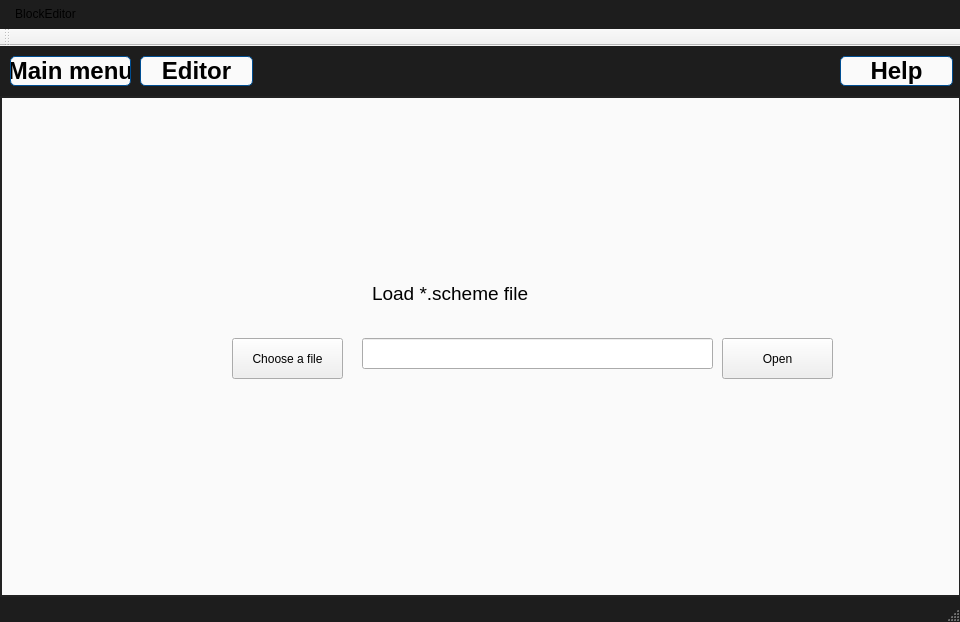
First picture: the form in src/mainwindow.ui, repository andrejnano/ICP-BlockEditor, before the edit.
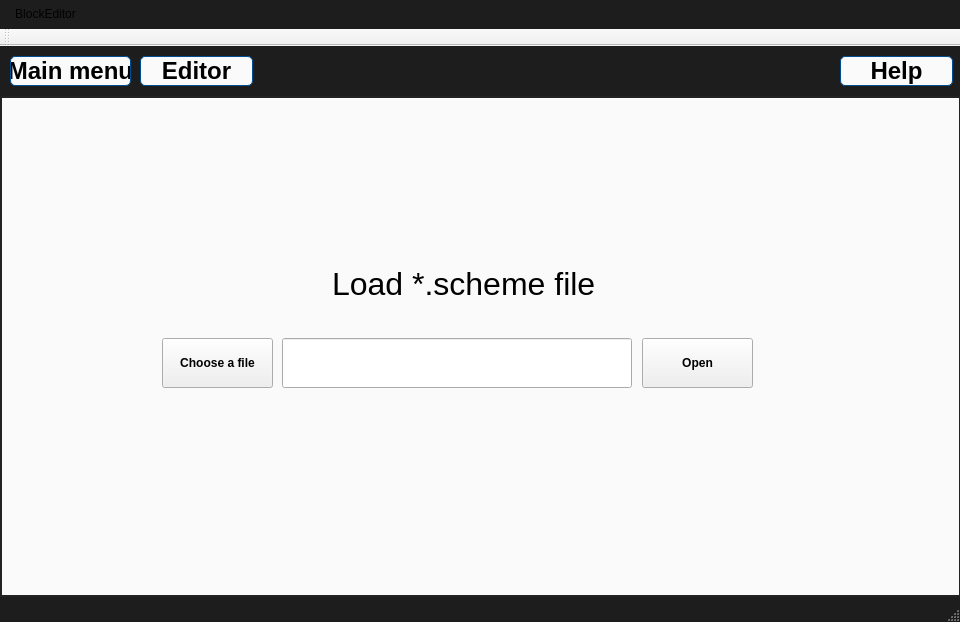
Second picture: the form after the edit. The open tabs and pages were chosen to show the change.

What changed in the file:
```diff
--- a/src/mainwindow.ui
+++ b/src/mainwindow.ui
@@ -380,8 +380,8 @@
      <widget class="QLabel" name="label_2">
       <property name="geometry">
        <rect>
-        <x>370</x>
-        <y>170</y>
+        <x>330</x>
+        <y>160</y>
         <width>371</width>
         <height>51</height>
        </rect>
@@ -389,7 +389,7 @@
       <property name="font">
        <font>
         <family>Arial</family>
-        <pointsize>14</pointsize>
+        <pointsize>24</pointsize>
        </font>
       </property>
       <property name="text">
@@ -399,10 +399,10 @@
      <widget class="QPushButton" name="load_file_btn">
       <property name="geometry">
        <rect>
-        <x>230</x>
+        <x>160</x>
         <y>240</y>
         <width>111</width>
-        <height>41</height>
+        <height>50</height>
        </rect>
       </property>
       <property name="sizePolicy">
@@ -411,6 +411,13 @@
         <verstretch>0</verstretch>
        </sizepolicy>
       </property>
+      <property name="font">
+       <font>
+        <family>Helvetica</family>
+        <weight>75</weight>
+        <bold>true</bold>
+       </font>
+      </property>
       <property name="text">
        <string>Choose a file</string>
       </property>
@@ -418,10 +425,10 @@
      <widget class="QLineEdit" name="lineEdit">
       <property name="geometry">
        <rect>
-        <x>360</x>
+        <x>280</x>
         <y>240</y>
-        <width>351</width>
-        <height>31</height>
+        <width>350</width>
+        <height>50</height>
        </rect>
       </property>
       <property name="sizePolicy">
@@ -438,14 +445,17 @@
       <property name="text">
        <string/>
       </property>
+      <property name="alignment">
+       <set>Qt::AlignLeading|Qt::AlignLeft|Qt::AlignVCenter</set>
+      </property>
      </widget>
      <widget class="QPushButton" name="open_file_btn">
       <property name="geometry">
        <rect>
-        <x>720</x>
+        <x>640</x>
         <y>240</y>
         <width>111</width>
-        <height>41</height>
+        <height>50</height>
        </rect>
       </property>
       <property name="sizePolicy">
@@ -454,6 +464,13 @@
         <verstretch>0</verstretch>
        </sizepolicy>
       </property>
+      <property name="font">
+       <font>
+        <family>Helvetica</family>
+        <weight>75</weight>
+        <bold>true</bold>
+       </font>
+      </property>
       <property name="text">
        <string>Open</string>
       </property>
```
Left out of the diff: 2 changed lines with no effect on the pictures.
